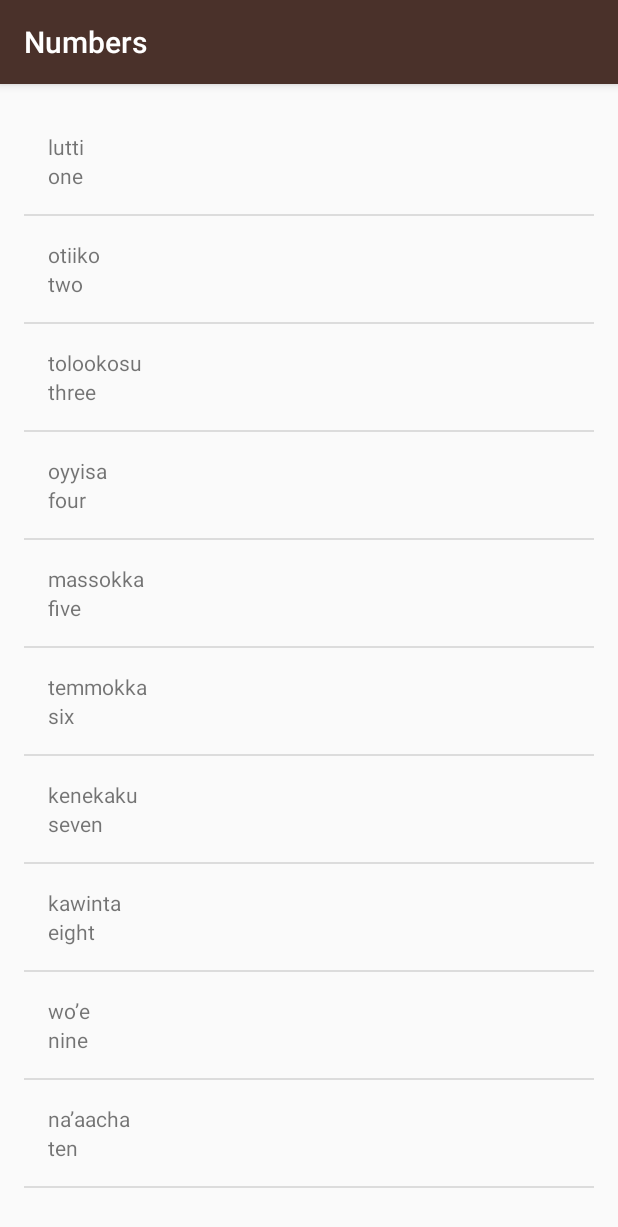
After one commit to arastro/Miwok_app, an Android app: the NumbersActivity screen opened directly, with no data from a screen before it, on a phone screen of 412 x 824 dp. The commit adds this screen. Shown: the top 1227 px of the screen. Run offline under Robolectric (Android 15) with nearby library versions, the phone set to English and light mode, and no system bars.

Commit message:
Segundo commit con los 4 activity y un ArrayAdapter

```diff
--- a/app/build.gradle
+++ b/app/build.gradle
@@ -1,7 +1,7 @@
 apply plugin: 'com.android.application'
 
 android {
-    compileSdkVersion 23
+    compileSdkVersion 27
     buildToolsVersion '27.0.3'
 
     defaultConfig {
@@ -21,7 +21,7 @@ android {
 
 
 dependencies {
-    compile fileTree(dir: 'libs', include: ['*.jar'])
+    compile fileTree(include: ['*.jar'], dir: 'libs')
     testCompile 'junit:junit:4.12'
     compile 'com.android.support:appcompat-v7:23.3.0'
     compile 'com.android.support:support-v4:23.3.0'
--- /dev/null
+++ b/app/src/main/java/com/example/android/miwok/NumbersActivity.java
@@ -0,0 +1,46 @@
+package com.example.android.miwok;
+
+import android.provider.UserDictionary;
+import android.support.v7.app.AppCompatActivity;
+import android.os.Bundle;
+import android.widget.ArrayAdapter;
+import android.widget.LinearLayout;
+import android.widget.ListView;
+import android.widget.TextView;
+
+import java.util.ArrayList;
+
+public class NumbersActivity extends AppCompatActivity {
+
+    @Override
+    protected void onCreate(Bundle savedInstanceState) {
+        super.onCreate(savedInstanceState);
+        setContentView(R.layout.activity_numbers);
+
+        ArrayList<Word> words = new ArrayList<Word>();
+
+        words.add(new Word("one", "lutti"));
+        words.add(new Word("two", "otiiko"));
+        words.add(new Word("three", "tolookosu"));
+        words.add(new Word("four", "oyyisa"));
+        words.add(new Word("five", "massokka"));
+        words.add(new Word("six", "temmokka"));
+        words.add(new Word("seven", "kenekaku"));
+        words.add(new Word("eight", "kawinta"));
+        words.add(new Word("nine", "wo’e"));
+        words.add(new Word("ten", "na’aacha"));
+
+        // Create an {@link WordAdapter}, whose data source is a list of {@link Word}s. The
+        // adapter knows how to create list items for each item in the list.
+        WordAdapter adapter = new WordAdapter(this, words);
+
+        // Find the {@link ListView} object in the view hierarchy of the {@link Activity}.
+        // There should be a {@link ListView} with the view ID called list, which is declared in the
+        // word_list.xml layout file.
+        ListView listView = (ListView) findViewById(R.id.list);
+
+        // Make the {@link ListView} use the {@link WordAdapter} we created above, so that the
+        // {@link ListView} will display list items for each {@link Word} in the list.
+        listView.setAdapter(adapter);
+    }
+}
--- /dev/null
+++ b/app/src/main/java/com/example/android/miwok/Word.java
@@ -0,0 +1,28 @@
+package com.example.android.miwok;
+
+public class Word {
+
+    private String mDefaultTranslation;
+
+    private String mMiwokTranslation;
+
+    public Word(String defaultTranslation, String miwokTranslation) {
+        mDefaultTranslation = defaultTranslation;
+        mMiwokTranslation = miwokTranslation;
+    }
+
+    /**
+     * Get the default translation of the word.
+     */
+    public String getDefaultTranslation() {
+        return mDefaultTranslation;
+    }
+
+    /**
+     * Get the Miwok translation of the word.
+     */
+    public String getMiwokTranslation() {
+        return mMiwokTranslation;
+    }
+
+}
--- /dev/null
+++ b/app/src/main/java/com/example/android/miwok/WordAdapter.java
@@ -0,0 +1,47 @@
+package com.example.android.miwok;
+
+import android.content.Context;
+import android.support.annotation.NonNull;
+import android.view.LayoutInflater;
+import android.view.View;
+import android.view.ViewGroup;
+import android.widget.ArrayAdapter;
+import android.widget.TextView;
+
+import java.util.ArrayList;
+
+public class WordAdapter extends ArrayAdapter<Word>  {
+
+    public WordAdapter(Context context, ArrayList<Word> words) {
+        super(context, 0, words);
+    }
+
+    @Override
+    public View getView(int position, View convertView, ViewGroup parent) {
+        // Check if an existing view is being reused, otherwise inflate the view
+        View listItemView = convertView;
+        if (listItemView == null) {
+            listItemView = LayoutInflater.from(getContext()).inflate(
+                    R.layout.list_item, parent, false);
+        }
+
+        // Get the {@link Word} object located at this position in the list
+        Word currentWord = getItem(position);
+
+        // Find the TextView in the list_item.xml layout with the ID miwok_text_view.
+        TextView miwokTextView = (TextView) listItemView.findViewById(R.id.miwok_text_view);
+        // Get the Miwok translation from the currentWord object and set this text on
+        // the Miwok TextView.
+        miwokTextView.setText(currentWord.getMiwokTranslation());
+
+        // Find the TextView in the list_item.xml layout with the ID default_text_view.
+        TextView defaultTextView = (TextView) listItemView.findViewById(R.id.default_text_view);
+        // Get the default translation from the currentWord object and set this text on
+        // the default TextView.
+        defaultTextView.setText(currentWord.getDefaultTranslation());
+
+        // Return the whole list item layout (containing 2 TextViews) so that it can be shown in
+        // the ListView.
+        return listItemView;
+    }
+}
--- a/app/src/main/res/layout/activity_main.xml
+++ b/app/src/main/res/layout/activity_main.xml
@@ -3,6 +3,7 @@
 <LinearLayout
     xmlns:android="http://schemas.android.com/apk/res/android"
     xmlns:tools="http://schemas.android.com/tools"
+    android:id="@+id/rootview"
     android:layout_width="match_parent"
     android:layout_height="match_parent"
     android:background="@color/tan_background"
--- /dev/null
+++ b/app/src/main/res/layout/activity_numbers.xml
@@ -0,0 +1,12 @@
+<?xml version="1.0" encoding="utf-8"?>
+<ListView xmlns:android="http://schemas.android.com/apk/res/android"
+    xmlns:tools="http://schemas.android.com/tools"
+    android:id="@+id/list"
+    android:orientation="vertical"
+    android:layout_width="match_parent"
+    android:layout_height="match_parent"
+    android:paddingBottom="@dimen/activity_vertical_margin"
+    android:paddingLeft="@dimen/activity_horizontal_margin"
+    android:paddingRight="@dimen/activity_horizontal_margin"
+    android:paddingTop="@dimen/activity_vertical_margin"
+    tools:context="com.example.android.miwok.NumbersActivity"/>
--- /dev/null
+++ b/app/src/main/res/layout/list_item.xml
@@ -0,0 +1,21 @@
+<?xml version="1.0" encoding="utf-8"?>
+<LinearLayout xmlns:android="http://schemas.android.com/apk/res/android"
+    xmlns:tools="http://schemas.android.com/tools"
+    android:layout_width="match_parent"
+    android:layout_height="match_parent"
+    android:orientation="vertical"
+    android:padding="16dp">
+
+    <TextView
+        android:id="@+id/miwok_text_view"
+        android:layout_width="match_parent"
+        android:layout_height="wrap_content"
+        tools:text="lutti" />
+
+    <TextView
+        android:id="@+id/default_text_view"
+        android:layout_width="match_parent"
+        android:layout_height="wrap_content"
+        tools:text="one" />
+
+</LinearLayout>
```
Also changed, not shown: app/src/main/AndroidManifest.xml (+4 -14 lines), app/src/main/java/com/example/android/miwok/ColorsActivity.java (added, +13 -0 lines), app/src/main/java/com/example/android/miwok/FamilyActivity.java (added, +13 -0 lines), app/src/main/java/com/example/android/miwok/MainActivity.java (+50 -0 lines), app/src/main/java/com/example/android/miwok/PhrasesActivity.java (added, +13 -0 lines), app/src/main/res/layout/activity_colors.xml (added, +11 -0 lines), app/src/main/res/layout/activity_family.xml (added, +11 -0 lines), app/src/main/res/layout/activity_phrases.xml (added, +11 -0 lines).
